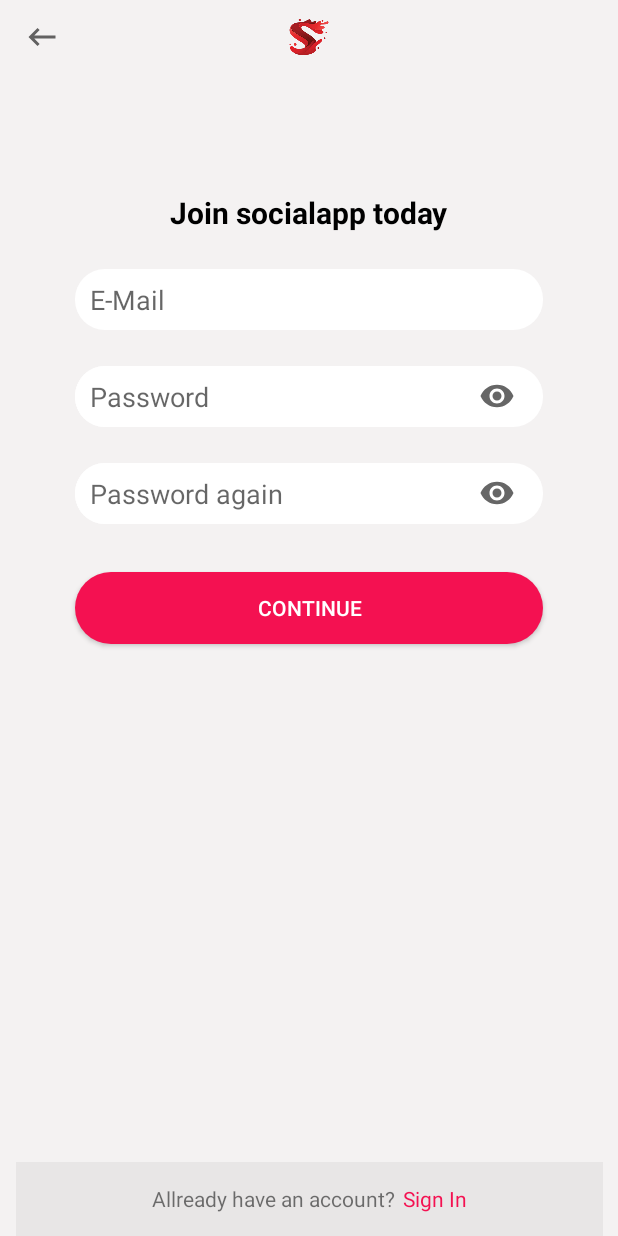
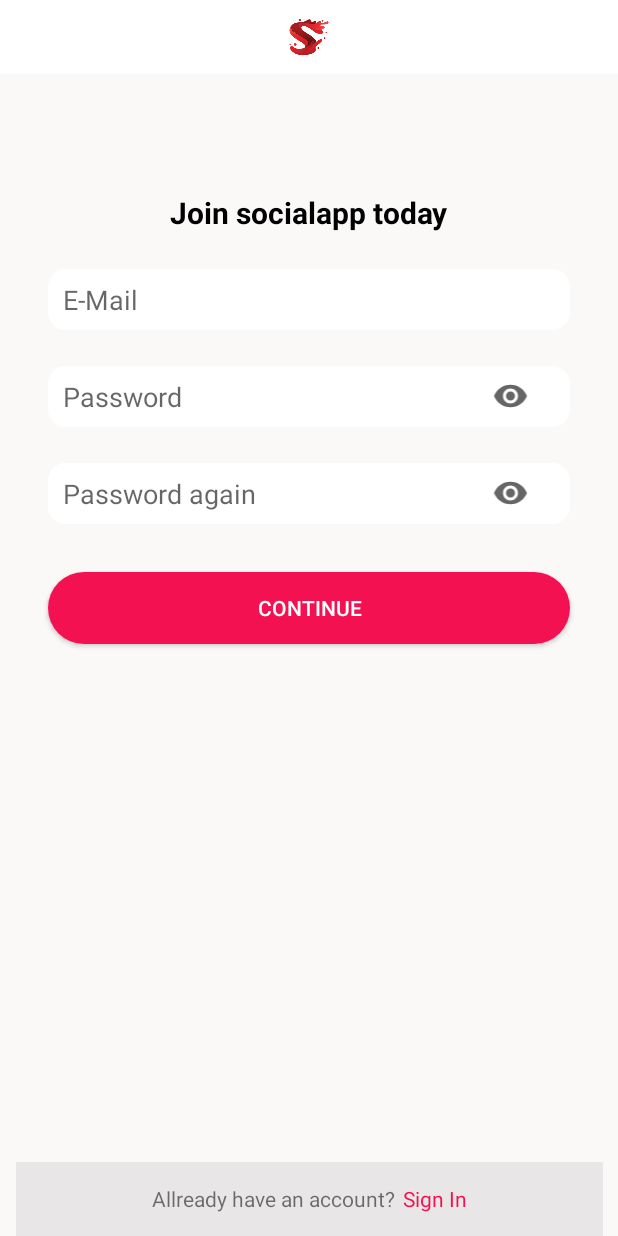
Before and after one commit to talhasaglam153/socialapp, an Android app: the screen it shows after launch (MainActivity), after a tap on "Hesap oluştur", on a phone screen of 412 x 824 dp. Run offline under Robolectric (Android 15) with nearby library versions, the phone set to English and light mode, and no system bars.

Commit message:
Password hide/show function added to signUp ui

```diff
--- a/app/src/main/res/drawable/custom_edittext.xml
+++ b/app/src/main/res/drawable/custom_edittext.xml
@@ -1,7 +1,7 @@
 <?xml version="1.0" encoding="utf-8"?>
 <shape xmlns:android="http://schemas.android.com/apk/res/android">
 
-    <corners android:radius="20dp"/>
+    <corners android:radius="12dp"/>
     <solid android:color="@color/white"/>
 
 </shape>
--- a/app/src/main/res/layout/fragment_sign_up.xml
+++ b/app/src/main/res/layout/fragment_sign_up.xml
@@ -3,7 +3,7 @@
     xmlns:app="http://schemas.android.com/apk/res-auto"
     xmlns:tools="http://schemas.android.com/tools"
     android:layout_width="match_parent"
-    android:background="#F4F2F2"
+    android:background="#FBF8F8"
     android:layout_height="match_parent"
     tools:context=".view.ui.fragment.SignUpFragment">
 
@@ -21,20 +21,12 @@
         <androidx.constraintlayout.widget.ConstraintLayout
             android:layout_width="match_parent"
             android:layout_height="0dp"
+            android:background="@color/white"
             app:layout_constraintBottom_toBottomOf="@id/guideline2"
             app:layout_constraintEnd_toEndOf="parent"
             app:layout_constraintStart_toStartOf="parent"
             app:layout_constraintTop_toTopOf="parent">
 
-            <ImageView
-                android:id="@+id/ivBack"
-                android:layout_width="wrap_content"
-                android:layout_height="wrap_content"
-                android:layout_marginStart="16dp"
-                android:src="@drawable/ic_back"
-                app:layout_constraintBottom_toBottomOf="parent"
-                app:layout_constraintStart_toStartOf="parent"
-                app:layout_constraintTop_toTopOf="parent" />
 
             <ImageView
                 android:id="@+id/ivLogo"
@@ -54,9 +46,9 @@
             android:layout_width="match_parent"
             android:layout_height="wrap_content"
             android:background="@drawable/custom_edittext"
-            android:layout_marginStart="50dp"
+            android:layout_marginStart="32dp"
             android:layout_marginTop="24dp"
-            android:layout_marginEnd="50dp"
+            android:layout_marginEnd="32dp"
             android:ems="10"
             android:inputType="textPersonName"
             android:hint="E-Mail"
@@ -185,7 +177,7 @@
                 android:layout_height="wrap_content"
                 android:text="Allready have an account?" />
             <TextView
-                android:id="@+id/tvLogin"
+                android:id="@+id/tvSignIn"
                 android:layout_marginStart="5dp"
                 android:textColor="@color/app_theme_color"
                 android:layout_width="wrap_content"
```
Also changed, not shown: app/src/main/java/com/tcoding/socialapp/view/ui/fragment/SignUpFragment.kt (+51 -0 lines).
